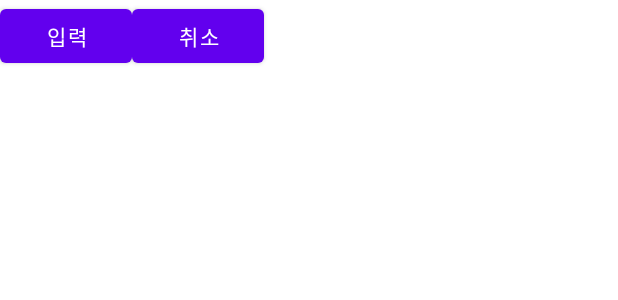
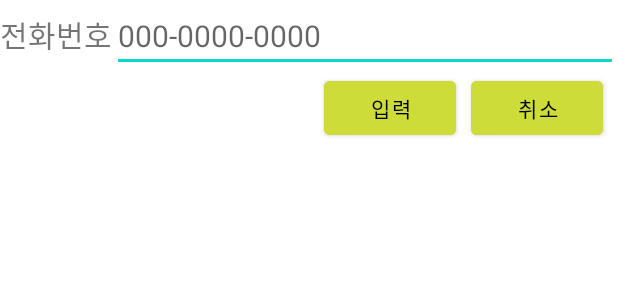
Before and after one commit to Uque1013/RelativeLayoutTest1, an Android app: the layout dir5_4_linear.xml on its own in the app's theme, with its tools: preview values and no code run, on a phone screen of 412 x 824 dp. Shown: the top 300 px of the screen. Run offline under Robolectric (Android 15) with nearby library versions, the phone set to English and light mode, and no system bars.

Commit message:
직접 풀어보기 5-4

```diff
--- a/app/src/main/res/layout/dir5_4_linear.xml
+++ b/app/src/main/res/layout/dir5_4_linear.xml
@@ -1,15 +1,45 @@
 <?xml version="1.0" encoding="utf-8"?>
 <LinearLayout xmlns:android="http://schemas.android.com/apk/res/android"
+    android:orientation="vertical"
     android:layout_width="match_parent"
     android:layout_height="match_parent">
+    <LinearLayout
+        android:layout_width="match_parent"
+        android:layout_height="wrap_content"
+        android:orientation="horizontal">
+        <TextView
+            android:id="@+id/text1"
+            android:layout_width="wrap_content"
+            android:layout_height="wrap_content"
+            android:text="전화번호"
+            android:textSize="20sp"/>
 
-    <Button
-        android:layout_width="wrap_content"
+        <EditText
+            android:layout_width="match_parent"
+            android:layout_height="wrap_content"
+            android:textSize="20sp"
+            android:hint="000-0000-0000"/>
+    </LinearLayout>
+    <LinearLayout
+        android:layout_width="match_parent"
         android:layout_height="wrap_content"
-        android:text="입력"/>
+        android:gravity="right"
+        android:orientation="horizontal">
+        <Button
+            android:layout_width="wrap_content"
+            android:layout_height="wrap_content"
+            android:layout_marginRight="10dp"
+            android:backgroundTint="#CDDC39"
+            android:textColor="@color/black"
+            android:text="입력"/>
+        <Button
+            android:layout_width="wrap_content"
+            android:layout_height="wrap_content"
+            android:layout_marginRight="10dp"
+            android:backgroundTint="#CDDC39"
+            android:textColor="@color/black"
+            android:layout_alignParentRight="true"
+            android:text="취소" />
+    </LinearLayout>
 
-    <Button
-        android:layout_width="wrap_content"
-        android:layout_height="wrap_content"
-        android:text="취소"/>
 </LinearLayout>
```
